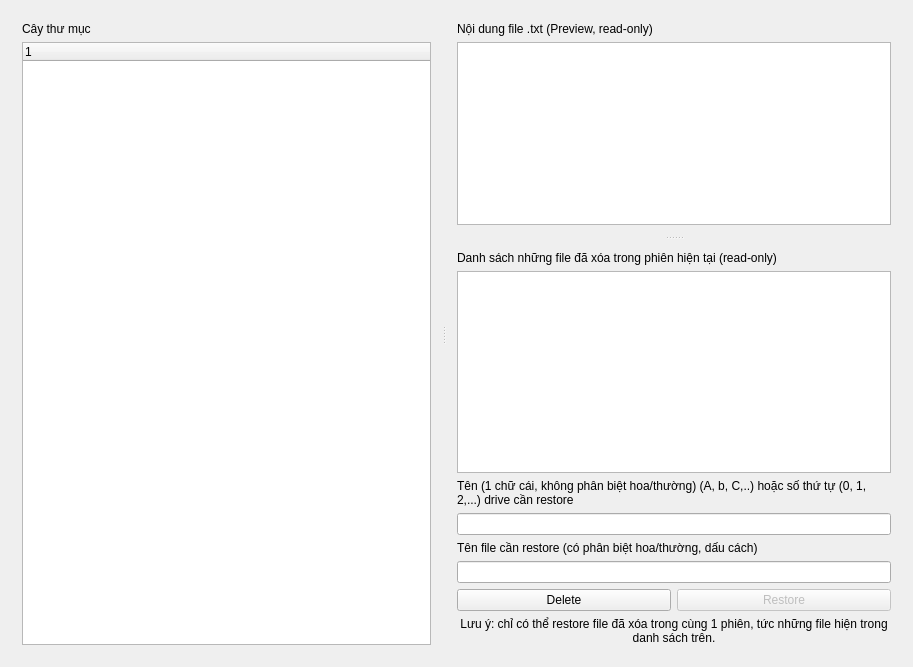
Qt form Qt_GUI.ui (m0nters/OS_HCMUS_Lab02-Partition_detection_GUI) before a commit.
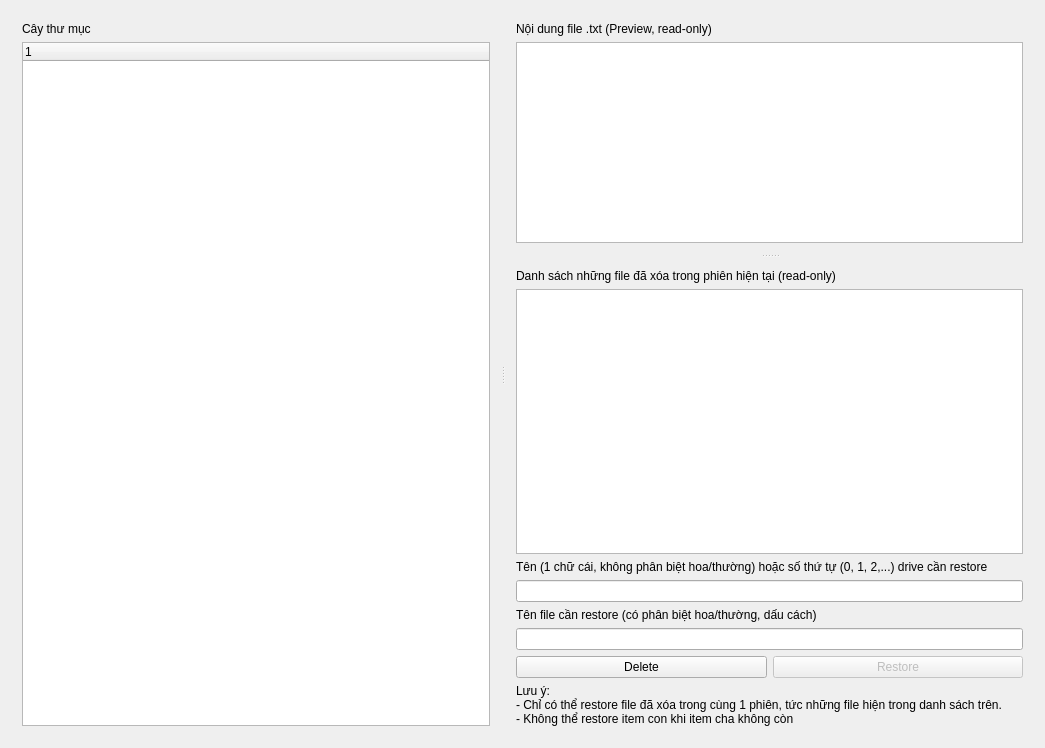
The same form after that commit.

Diff of the .ui file:
```diff
--- a/Qt_GUI.ui
+++ b/Qt_GUI.ui
@@ -6,8 +6,8 @@
    <rect>
     <x>0</x>
     <y>0</y>
-    <width>913</width>
-    <height>667</height>
+    <width>1045</width>
+    <height>748</height>
    </rect>
   </property>
   <property name="windowTitle">
@@ -124,7 +124,7 @@
                <item>
                 <widget class="QLabel" name="drive_input_label">
                  <property name="text">
-                  <string>Tên (1 chữ cái, không phân biệt hoa/thường) (A, b, C,..) hoặc số thứ tự (0, 1, 2,...) drive cần restore</string>
+                  <string>Tên (1 chữ cái, không phân biệt hoa/thường) hoặc số thứ tự (0, 1, 2,...) drive cần restore</string>
                  </property>
                  <property name="wordWrap">
                   <bool>true</bool>
@@ -187,10 +187,12 @@
          <item>
           <widget class="QLabel" name="notice_sign">
            <property name="text">
-            <string>Lưu ý: chỉ có thể restore file đã xóa trong cùng 1 phiên, tức những file hiện trong danh sách trên.</string>
+            <string>Lưu ý: 
+- Chỉ có thể restore file đã xóa trong cùng 1 phiên, tức những file hiện trong danh sách trên.
+- Không thể restore item con khi item cha không còn</string>
            </property>
            <property name="alignment">
-            <set>Qt::AlignmentFlag::AlignCenter</set>
+            <set>Qt::AlignmentFlag::AlignLeading|Qt::AlignmentFlag::AlignLeft|Qt::AlignmentFlag::AlignVCenter</set>
            </property>
            <property name="wordWrap">
             <bool>true</bool>
```
